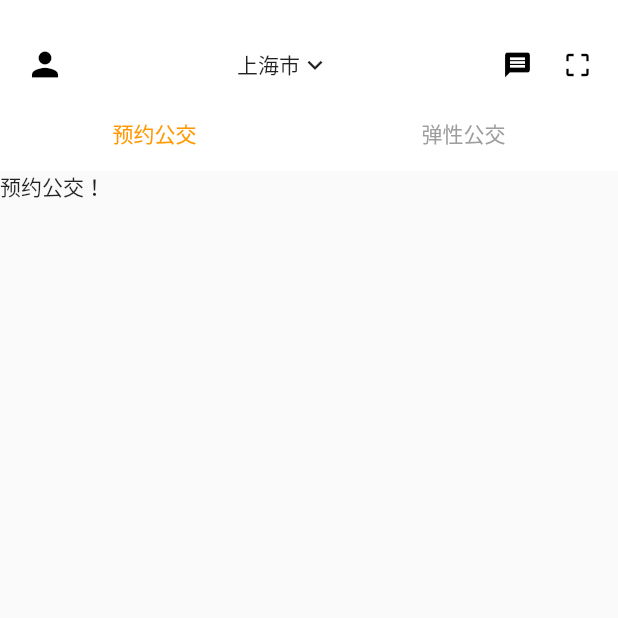
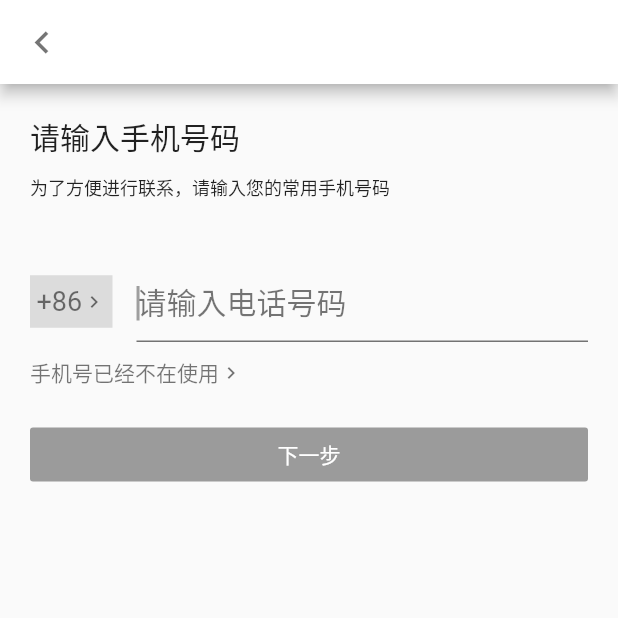
Before and after one commit to liuweicom/flex_bus, a Flutter app: the screen it shows after launch, after a tap on the "person" icon, on a phone screen of 412 x 824 dp, the top half of it. Run offline on Flutter 3.47's test engine with Material 2 defaults, Android fonts, the phone set to English and light mode, and no system bars.

Commit message:
添加抽屉侧边栏之我的页面和登陆手机页

```diff
--- a/lib/main.dart
+++ b/lib/main.dart
@@ -1,3 +1,4 @@
+import 'package:flex_bus/page/login_page.dart';
 import 'package:flutter/material.dart';
 
 import 'page/home_page.dart';
@@ -9,17 +10,12 @@ class MyApp extends StatelessWidget {
   @override
   Widget build(BuildContext context) {
     return MaterialApp(
+      routes: {
+       "login": (BuildContext context) => LoginPage(),
+
+      },
       title: 'Flutter Demo',
       theme: ThemeData(
-        // This is the theme of your application.
-        //
-        // Try running your application with "flutter run". You'll see the
-        // application has a blue toolbar. Then, without quitting the app, try
-        // changing the primarySwatch below to Colors.green and then invoke
-        // "hot reload" (press "r" in the console where you ran "flutter run",
-        // or simply save your changes to "hot reload" in a Flutter IDE).
-        // Notice that the counter didn't reset back to zero; the application
-        // is not restarted.
         primarySwatch: Colors.blue,
       ),
       home: HomePage(),//MyHomePage(title: 'Flutter Demo Home Page')
--- /dev/null
+++ b/lib/modal/ListTileModal.dart
@@ -0,0 +1,11 @@
+class ListTileModal{
+  String title;
+  Object iconsData;
+  ListTileModal({this.title, this.iconsData});
+  factory ListTileModal.fromJson(Map<String, dynamic>json){
+    return ListTileModal(
+      title: json["title"],
+        iconsData: json["iconsData"]
+    );
+  }
+}
--- a/lib/page/home_page.dart
+++ b/lib/page/home_page.dart
@@ -1,3 +1,4 @@
+import 'package:flex_bus/widget/drawer_widget.dart';
 import 'package:flutter/material.dart';
 
 import 'flex_page.dart';
@@ -10,7 +11,8 @@ class HomePage extends StatefulWidget {
 
 class _HomePageState extends State<HomePage> with TickerProviderStateMixin {
   TabController _controller;
-  List<String> _tab = ["预约公交", "弹性公交"];
+  List<String> _tab = ["弹性公交", "预约公交"];
+//  DrawerController drawerController  = DrawerController(child: DrawerWidget(), alignment: DrawerAlignment.start);
   @override
   void initState() {
     // TODO: implement initState
@@ -18,19 +20,23 @@ class _HomePageState extends State<HomePage> with TickerProviderStateMixin {
     super.initState();
   }
 
+  void _handlerDrawerButton() {
+    Scaffold.of(context).openDrawer();
+  }
+
   @override
   Widget build(BuildContext context) {
     return Scaffold(
-      drawer: Drawer(
-        elevation: 10,
-        child: Text("抽屉！"),
-        semanticLabel: "label",
+      appBar: AppBar(
+        title: Text("上海"),
+//        leading: IconButton(icon: Icon(Icons.storage), onPressed: _handlerDrawerButton),
       ),
-      body: MediaQuery.removePadding(
-        removeTop: true,
-        context: context,
-        child: Container(
-          decoration: BoxDecoration(color: Colors.grey),
+      drawer: Drawer(child: DrawerWidget()),
+      body: Container(
+        decoration: BoxDecoration(color: Colors.grey),
+        child: MediaQuery.removePadding(
+          removeTop: true,
+          context: context,
           child: Column(
             children: <Widget>[
               _appBar(),
@@ -48,7 +54,7 @@ class _HomePageState extends State<HomePage> with TickerProviderStateMixin {
                     onTap: (index) {
                       print(index.toString() + "index=========");
                     },
-                    tabs: _tab.map((item)=>_tabItem(item)).toList(),
+                    tabs: _tab.map((item) => _tabItem(item)).toList(),
                   ),
                 ),
               ),
@@ -69,8 +75,8 @@ class _HomePageState extends State<HomePage> with TickerProviderStateMixin {
   _appBar() {
     return Container(
       height: 66,
-      color: Colors.white,
-      padding: EdgeInsets.fromLTRB(7, 20, 7, 0),
+      color: Colors.red,
+      padding: EdgeInsets.fromLTRB(7, 25, 7, 0),
       child: Row(
         children: <Widget>[
           Padding(
@@ -78,6 +84,7 @@ class _HomePageState extends State<HomePage> with TickerProviderStateMixin {
             child: GestureDetector(
               onTap: () {
                 print("print--person----");
+                Navigator.pushNamed(context, "login");
               },
               child: Icon(
                 Icons.person,
--- /dev/null
+++ b/lib/page/login_page.dart
@@ -0,0 +1,161 @@
+import 'package:flutter/material.dart';
+
+class LoginPage extends StatefulWidget {
+  @override
+  _LoginPageState createState() => _LoginPageState();
+}
+
+class _LoginPageState extends State<LoginPage> {
+  TextEditingController _controller = TextEditingController();
+
+  bool isEnable = false;
+  @override
+  Widget build(BuildContext context) {
+    return Scaffold(
+      appBar: AppBar(
+        leading: GestureDetector(
+          child: Icon(
+            Icons.keyboard_arrow_left,
+            color: Colors.black54,
+            size: 30,
+          ),
+          onTap: () {
+            print("return back=====");
+            Navigator.pop(context);
+          },
+        ),
+        backgroundColor: Colors.white,
+      ),
+      body: Container(
+        padding: EdgeInsets.fromLTRB(20, 20, 20, 0),
+        child: Column(
+          mainAxisAlignment: MainAxisAlignment.start,
+          crossAxisAlignment: CrossAxisAlignment.start,
+          children: <Widget>[
+            Text(
+              "请输入手机号码",
+              style: TextStyle(fontSize: 20, fontWeight: FontWeight.w500),
+            ),
+            Padding(
+              padding: EdgeInsets.only(top: 10),
+              child: Text(
+                "为了方便进行联系，请输入您的常用手机号码",
+                style: TextStyle(
+                  fontSize: 12,
+                ),
+              ),
+            ),
+            Padding(
+              padding: EdgeInsets.only(top: 40),
+              child: TextField(
+                controller: _controller,
+                autofocus: true,
+                cursorColor: Colors.grey,
+                style: TextStyle(fontSize: 20, decoration: TextDecoration.none),
+                decoration: _decorationStyle(),
+                onChanged: (str) {
+                  if(str.length == 0){
+                    setState(() {
+                      isEnable = false;
+                    });
+                  }else{
+                    setState(() {
+                      isEnable = true;
+                    });
+                  }
+                },
+              ),
+            ),
+            Padding(
+              padding: EdgeInsets.only(top: 10),
+              child: GestureDetector(
+                onTap: (){
+                  print("手机号已经不在使用");
+                },
+                child: Row(
+                children: <Widget>[
+                  Text(
+                    "手机号已经不在使用",
+                    style: TextStyle(
+                      color: Colors.black54,
+                      fontSize: 14,
+                    ),
+                  ),
+                  Icon(
+                    Icons.keyboard_arrow_right,
+                    size: 16,
+                    color: Colors.black54,
+                  ),
+                ],
+              ),),
+            ),
+            Padding(
+              padding: EdgeInsets.only(top: 20),
+              child: FractionallySizedBox(
+                widthFactor: 1,
+                child: RaisedButton(
+                  child: Text("下一步"),
+                  textColor: Colors.white,
+                  color: Colors.blueAccent,
+                  onPressed: _rasedButtonPress(),
+                ),
+              ),
+            ),
+          ],
+        ),
+      ),
+    );
+  }
+
+  _decorationStyle() {
+    return InputDecoration(
+      icon: _iconItem(),
+      focusedBorder:
+      UnderlineInputBorder(borderSide: BorderSide(color: Colors.black54)),
+      border: UnderlineInputBorder(borderSide: BorderSide(color: Colors.red)),
+      hintText: "请输入电话号码",
+      hintStyle: TextStyle(color: Colors.black54),
+    );
+  }
+
+  _iconItem() {
+    return Container(
+      decoration: BoxDecoration(
+        color: Colors.black12,
+      ),
+      width: 55,
+      height: 35,
+      child: GestureDetector(
+        onTap: (){
+          print("+86=======");
+        },
+        child: Row(
+        mainAxisAlignment: MainAxisAlignment.center,
+        children: <Widget>[
+          Text(
+            "+86",
+            style: TextStyle(
+              color: Colors.black54,
+              fontSize: 18,
+            ),
+          ),
+          Icon(
+            Icons.keyboard_arrow_right,
+            color: Colors.black54,
+            size: 16,
+          ),
+        ],
+      ),),
+    );
+  }
+
+  _rasedButtonPress() {
+    if (!isEnable) {
+      return null;
+    } else {
+      return () {
+        print(_controller.text.toString() + "onPresede===========");
+      };
+    }
+  }
+}
--- /dev/null
+++ b/lib/widget/drawer_widget.dart
@@ -0,0 +1,155 @@
+import 'package:flex_bus/modal/ListTileModal.dart';
+import 'package:flutter/material.dart';
+
+class DrawerWidget extends StatefulWidget {
+  @override
+  _DrawerWidgetState createState() => _DrawerWidgetState();
+}
+
+class _DrawerWidgetState extends State<DrawerWidget> {
+  List<ListTileModal> listTileData = [
+    ListTileModal(iconsData: Icons.assignment, title: "订单"),
+    ListTileModal(iconsData: Icons.verified_user, title: "安全"),
+    ListTileModal(iconsData: Icons.account_balance_wallet, title: "钱包"),
+    ListTileModal(iconsData: Icons.headset_mic, title: "客服"),
+    ListTileModal(iconsData: Icons.settings, title: "设置"),
+  ];
+
+  @override
+  Widget build(BuildContext context) {
+    return Container(
+      padding: EdgeInsets.all(10),
+      child: ListView(
+        children: <Widget>[
+          _drawerHeaderWidget(),
+          _listTileWidget(Icons.person, "订单"),
+          _listTileWidget(Icons.verified_user, "安全"),
+          _listTileWidget(Icons.account_balance_wallet, "钱包"),
+          _listTileWidget(Icons.headset_mic, "客服"),
+          _listTileWidget(Icons.settings, "设置"),
+        ],
+      ),
+    );
+  }
+
+  Widget _drawerHeaderWidget() {
+    return Container(
+      padding: EdgeInsets.fromLTRB(16, 16, 16, 8),
+      margin: EdgeInsets.only(bottom: 8),
+      decoration: BoxDecoration(border: Border(bottom: BorderSide.none)),
+      child: Center(
+        child: Column(
+          children: <Widget>[
+            GestureDetector(
+              child: SizedBox(
+                width: 50.0,
+                height: 50.0,
+                child: CircleAvatar(
+                  backgroundColor: Colors.orangeAccent,
+                  child: Icon(
+                    Icons.person,
+                    color: Colors.white,
+                    size: 26,
+                  ),
+                ),
+              ),
+              onTap: () {
+                print("滴滴页面=======");
+              },
+            ),
+            GestureDetector(
+              child: Padding(
+                padding: EdgeInsets.only(top: 10),
+                child: Text(
+                  "173*****631",
+                  style: TextStyle(fontSize: 16, fontWeight: FontWeight.w500),
+                ),
+              ),
+              onTap: () {
+                print("滴滴页面=======");
+              },
+            ),
+            GestureDetector(
+              onTap: () {
+                print("普通用户--会员主页");
+              },
+              child: Padding(
+                  padding: EdgeInsets.only(top: 15),
+                  child: Row(
+                    mainAxisAlignment: MainAxisAlignment.center,
+                    children: <Widget>[
+                      Padding(
+                        padding: EdgeInsets.only(right: 5),
+                        child: Icon(
+                          Icons.mail,
+                          size: 12,
+                          color: Colors.black54,
+                        ),
+                      ),
+                      Text(
+                        "普通用户",
+                        style: TextStyle(
+                          fontSize: 12,
+                          color: Colors.black54,
+                        ),
+                      ),
+                      Padding(
+                        padding: EdgeInsets.only(left: 3),
+                        child: Icon(Icons.keyboard_arrow_right,
+                            size: 12, color: Colors.black54),
+                      ),
+                    ],
+                  )),
+            ),
+          ],
+        ),
+      ),
+    );
+  }
+
+  Widget _listTileWidget(iconsData, title) {
+    return InkWell(
+      onTap: () {
+        print("listTileWidget=====" + title);
+      },
+      child: Container(
+        height: 40,
+        padding: EdgeInsets.fromLTRB(20, 0, 10, 10),
+        child: Row(
+          crossAxisAlignment: CrossAxisAlignment.center,
+          children: <Widget>[
+            Container(
+              width: 30,
+              padding: EdgeInsets.only(right: 15),
+              alignment: Alignment.center,
+              child: Icon(
+                iconsData,
+                color: Colors.black54,
+                size: 16,
+              ),
+            ),
+//            Padding(
+//              padding: EdgeInsets.only(right: 15),
+//              child:
+//            ),
+            Text(
+              title,
+              style: TextStyle(
+                fontSize: 16,
+                color: Colors.black54,
+                fontWeight: FontWeight.w500,
+              ),
+            ),
+          ],
+        ),
+      ),
+    );
+  }
+
+  List<Widget> _listTiles() {
+    return listTileData
+        .map(
+            (ListTileModal item) => _listTileWidget(item.iconsData, item.title))
+        .toList();
+  }
+}
```
